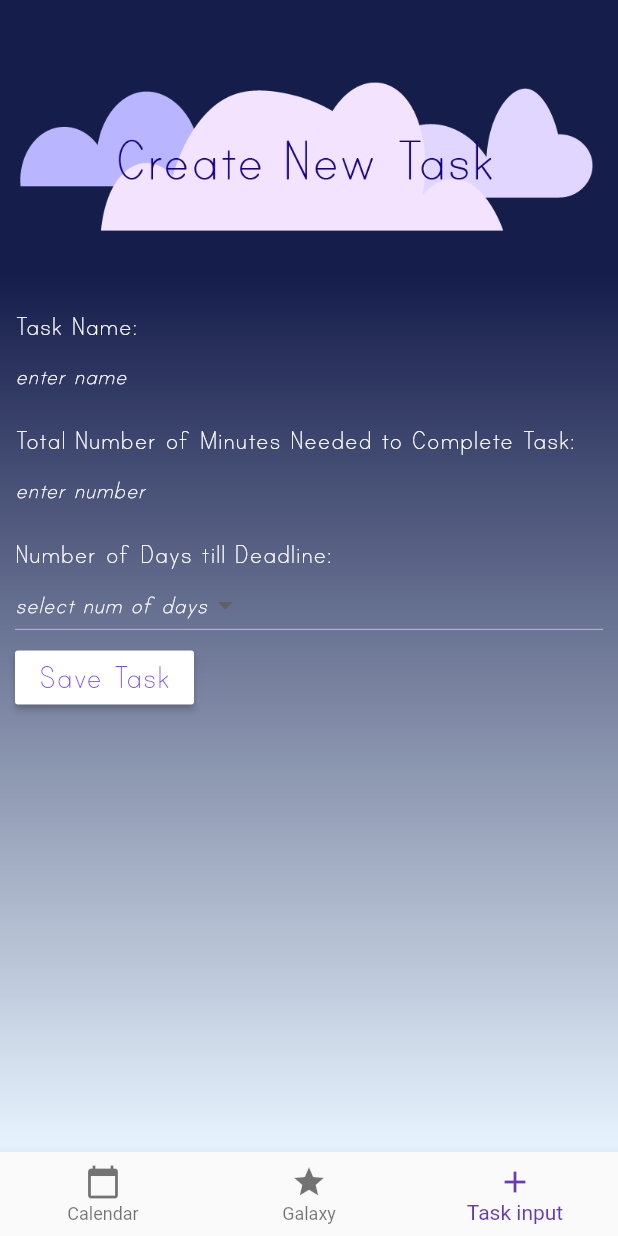
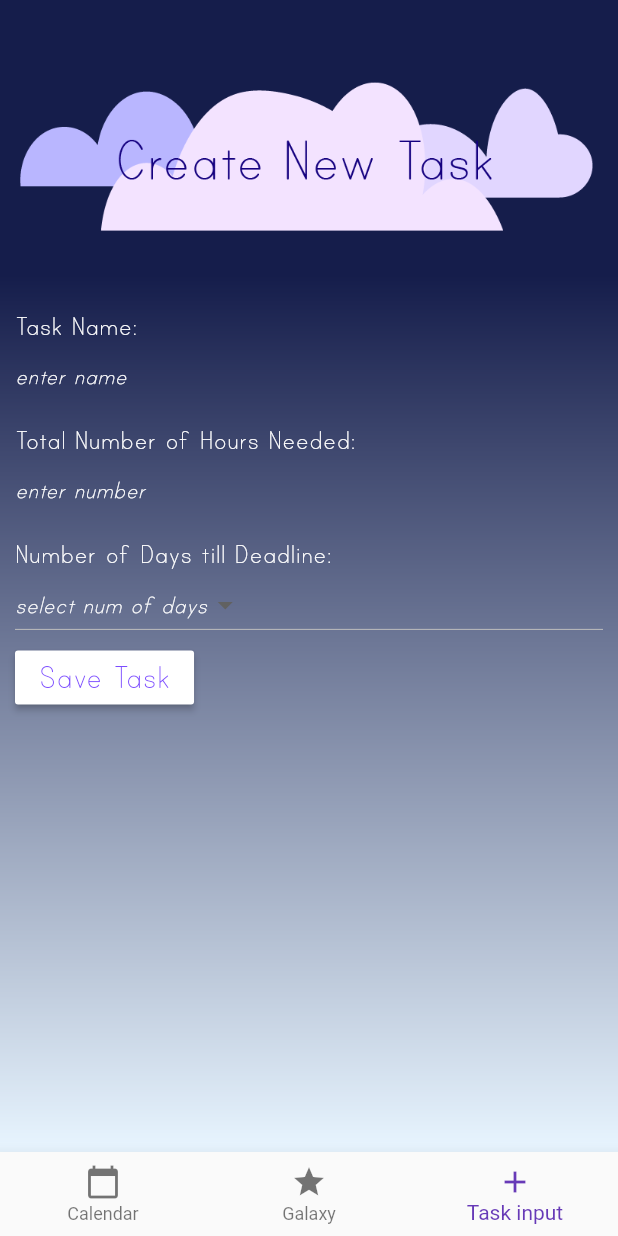
Before and after one commit to standepson/telescope, a Flutter app: the screen it shows after launch, item 3 of the bottom bar chosen, after a tap on "Save Task", on a phone screen of 412 x 824 dp. Run offline on Flutter 3.47's test engine with Material 2 defaults, Android fonts, the phone set to English and light mode, and no system bars; Roboto replaces fonts that are missing (PrintClearly.ttf).

Commit message:
Changed task input screen to input number of hours rather than minutes

```diff
--- a/lib/task_input_screen.dart
+++ b/lib/task_input_screen.dart
@@ -91,7 +91,7 @@ class TaskEntering extends State<TaskInput> {
                   Container(height: (MediaQuery.of(context).size.height) * .01),
                   Container(
                     width: MediaQuery.of(context).size.width,
-                    child: Text('Total Number of Minutes Needed to Complete Task:',
+                    child: Text('Total Number of Hours Needed:',
                         textAlign: TextAlign.start,
                         style: TextStyle(
                             fontSize: 20.0,
@@ -157,7 +157,7 @@ class TaskEntering extends State<TaskInput> {
 
 void _saveTask (BuildContext context) {
   var now = new DateTime.now();
-  int timeEachDay = ((int.tryParse(hoursController.text)) / globals.numDays).floor();
+  int timeEachDay = ((60*double.tryParse(hoursController.text)) / globals.numDays).floor();
   for (int i = 0; i < globals.numDays; i++) {
     globals.weeklyTask[((now.add(new Duration(days: i))).weekday) - 1].add(Task(nameController.text, timeEachDay));
     }
```
